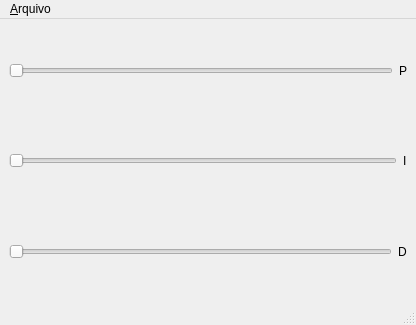
Qt form debug/ui/pid_adjustment.ui (pietroluongo/balance) before a commit.
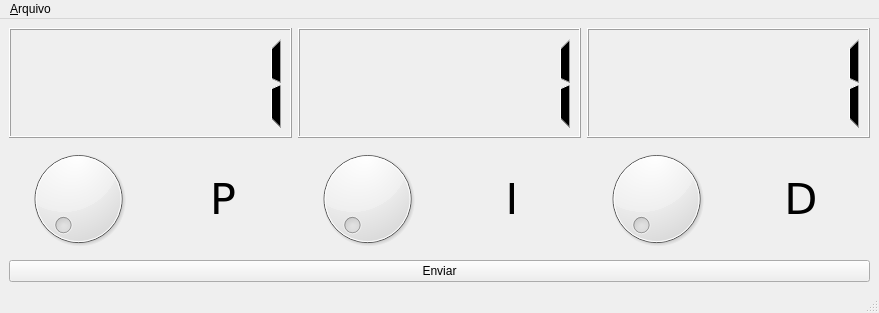
The same form after that commit.

Commit message: Updated PID control layout

```diff
--- a/debug/ui/pid_adjustment.ui
+++ b/debug/ui/pid_adjustment.ui
@@ -6,68 +6,200 @@
    <rect>
     <x>0</x>
     <y>0</y>
-    <width>416</width>
-    <height>325</height>
+    <width>879</width>
+    <height>313</height>
    </rect>
   </property>
   <property name="windowTitle">
    <string>Ajuste PID</string>
   </property>
   <widget class="QWidget" name="centralwidget">
-   <layout class="QVBoxLayout" name="verticalLayout">
-    <item>
-     <layout class="QHBoxLayout" name="horizontalLayout">
-      <item>
-       <widget class="QSlider" name="horizontalSlider">
-        <property name="orientation">
-         <enum>Qt::Horizontal</enum>
-        </property>
-       </widget>
-      </item>
-      <item>
-       <widget class="QLabel" name="label">
-        <property name="text">
-         <string>P</string>
-        </property>
-       </widget>
-      </item>
-     </layout>
-    </item>
+   <layout class="QVBoxLayout" name="verticalLayout_5">
     <item>
      <layout class="QHBoxLayout" name="horizontalLayout_2">
       <item>
-       <widget class="QSlider" name="horizontalSlider_2">
-        <property name="orientation">
-         <enum>Qt::Horizontal</enum>
-        </property>
-       </widget>
+       <layout class="QVBoxLayout" name="pOuterLayout">
+        <item>
+         <widget class="QLCDNumber" name="p_value">
+          <property name="autoFillBackground">
+           <bool>false</bool>
+          </property>
+          <property name="frameShape">
+           <enum>QFrame::Box</enum>
+          </property>
+          <property name="frameShadow">
+           <enum>QFrame::Raised</enum>
+          </property>
+          <property name="smallDecimalPoint">
+           <bool>false</bool>
+          </property>
+          <property name="digitCount">
+           <number>5</number>
+          </property>
+          <property name="segmentStyle">
+           <enum>QLCDNumber::Filled</enum>
+          </property>
+          <property name="value" stdset="0">
+           <double>1.000000000000000</double>
+          </property>
+         </widget>
+        </item>
+        <item>
+         <layout class="QGridLayout" name="pInnerLayout">
+          <item row="0" column="0">
+           <widget class="QDial" name="p_dial">
+            <property name="maximum">
+             <number>1000</number>
+            </property>
+            <property name="value">
+             <number>0</number>
+            </property>
+            <property name="invertedAppearance">
+             <bool>false</bool>
+            </property>
+           </widget>
+          </item>
+          <item row="0" column="1">
+           <widget class="QLabel" name="p_label">
+            <property name="font">
+             <font>
+              <family>DejaVu Sans</family>
+              <pointsize>32</pointsize>
+             </font>
+            </property>
+            <property name="text">
+             <string>P</string>
+            </property>
+            <property name="scaledContents">
+             <bool>false</bool>
+            </property>
+            <property name="alignment">
+             <set>Qt::AlignCenter</set>
+            </property>
+           </widget>
+          </item>
+         </layout>
+        </item>
+       </layout>
       </item>
       <item>
-       <widget class="QLabel" name="label_2">
-        <property name="text">
-         <string>I</string>
-        </property>
-       </widget>
+       <layout class="QVBoxLayout" name="verticalLayout_4">
+        <item>
+         <widget class="QLCDNumber" name="lcdNumber_3">
+          <property name="autoFillBackground">
+           <bool>false</bool>
+          </property>
+          <property name="frameShape">
+           <enum>QFrame::Box</enum>
+          </property>
+          <property name="frameShadow">
+           <enum>QFrame::Raised</enum>
+          </property>
+          <property name="smallDecimalPoint">
+           <bool>false</bool>
+          </property>
+          <property name="digitCount">
+           <number>5</number>
+          </property>
+          <property name="segmentStyle">
+           <enum>QLCDNumber::Filled</enum>
+          </property>
+          <property name="value" stdset="0">
+           <double>1.000000000000000</double>
+          </property>
+         </widget>
+        </item>
+        <item>
+         <layout class="QGridLayout" name="gridLayout_3">
+          <item row="0" column="0">
+           <widget class="QDial" name="dial_3"/>
+          </item>
+          <item row="0" column="1">
+           <widget class="QLabel" name="label_6">
+            <property name="font">
+             <font>
+              <family>DejaVu Sans</family>
+              <pointsize>32</pointsize>
+             </font>
+            </property>
+            <property name="text">
+             <string>I</string>
+            </property>
+            <property name="scaledContents">
+             <bool>false</bool>
+            </property>
+            <property name="alignment">
+             <set>Qt::AlignCenter</set>
+            </property>
+           </widget>
+          </item>
+         </layout>
+        </item>
+       </layout>
+      </item>
+      <item>
+       <layout class="QVBoxLayout" name="verticalLayout_3">
+        <item>
+         <widget class="QLCDNumber" name="lcdNumber_2">
+          <property name="autoFillBackground">
+           <bool>false</bool>
+          </property>
+          <property name="frameShape">
+           <enum>QFrame::Box</enum>
+          </property>
+          <property name="frameShadow">
+           <enum>QFrame::Raised</enum>
+          </property>
+          <property name="smallDecimalPoint">
+           <bool>false</bool>
+          </property>
+          <property name="digitCount">
+           <number>5</number>
+          </property>
+          <property name="segmentStyle">
+           <enum>QLCDNumber::Filled</enum>
+          </property>
+          <property name="value" stdset="0">
+           <double>1.000000000000000</double>
+          </property>
+         </widget>
+        </item>
+        <item>
+         <layout class="QGridLayout" name="gridLayout_2">
+          <item row="0" column="0">
+           <widget class="QDial" name="dial_2"/>
+          </item>
+          <item row="0" column="1">
+           <widget class="QLabel" name="label_5">
+            <property name="font">
+             <font>
+              <family>DejaVu Sans</family>
+              <pointsize>32</pointsize>
+             </font>
+            </property>
+            <property name="text">
+             <string>D</string>
+            </property>
+            <property name="scaledContents">
+             <bool>false</bool>
+            </property>
+            <property name="alignment">
+             <set>Qt::AlignCenter</set>
+            </property>
+           </widget>
+          </item>
+         </layout>
+        </item>
+       </layout>
       </item>
      </layout>
     </item>
     <item>
-     <layout class="QHBoxLayout" name="horizontalLayout_3">
-      <item>
-       <widget class="QSlider" name="horizontalSlider_3">
-        <property name="orientation">
-         <enum>Qt::Horizontal</enum>
-        </property>
-       </widget>
-      </item>
-      <item>
-       <widget class="QLabel" name="label_3">
-        <property name="text">
-         <string>D</string>
-        </property>
-       </widget>
-      </item>
-     </layout>
+     <widget class="QPushButton" name="pushButton">
+      <property name="text">
+       <string>Enviar</string>
+      </property>
+     </widget>
     </item>
    </layout>
   </widget>
@@ -76,7 +208,7 @@
     <rect>
      <x>0</x>
      <y>0</y>
-     <width>416</width>
+     <width>879</width>
      <height>22</height>
     </rect>
    </property>
```
The commit also changes 4 other files.
